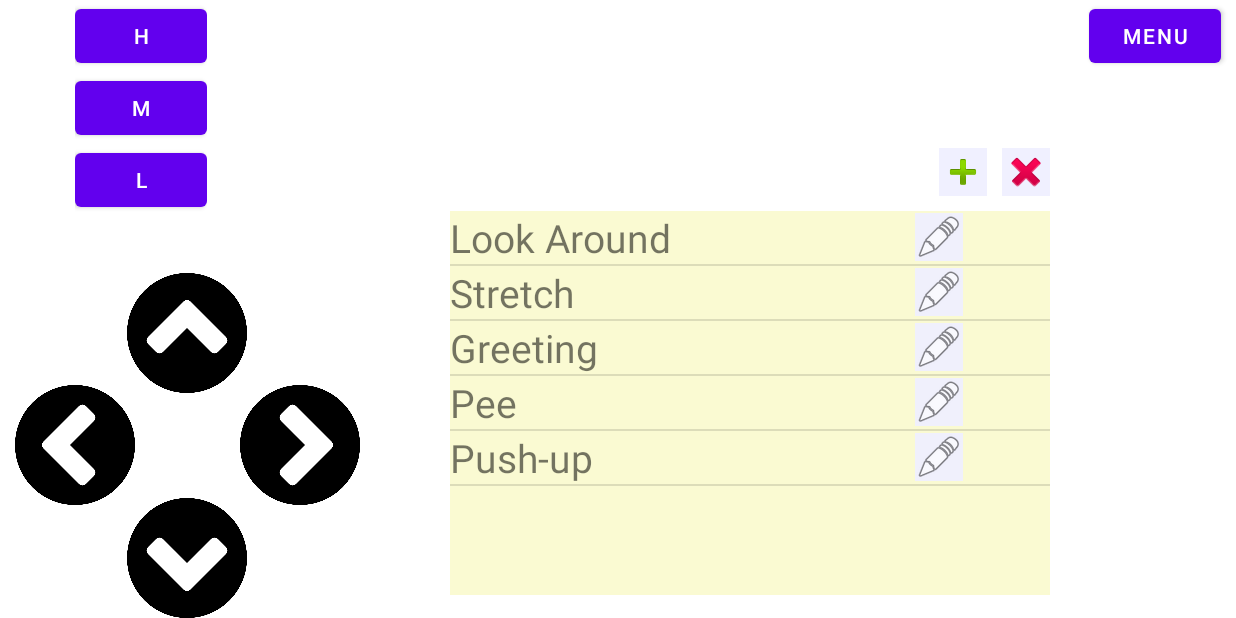
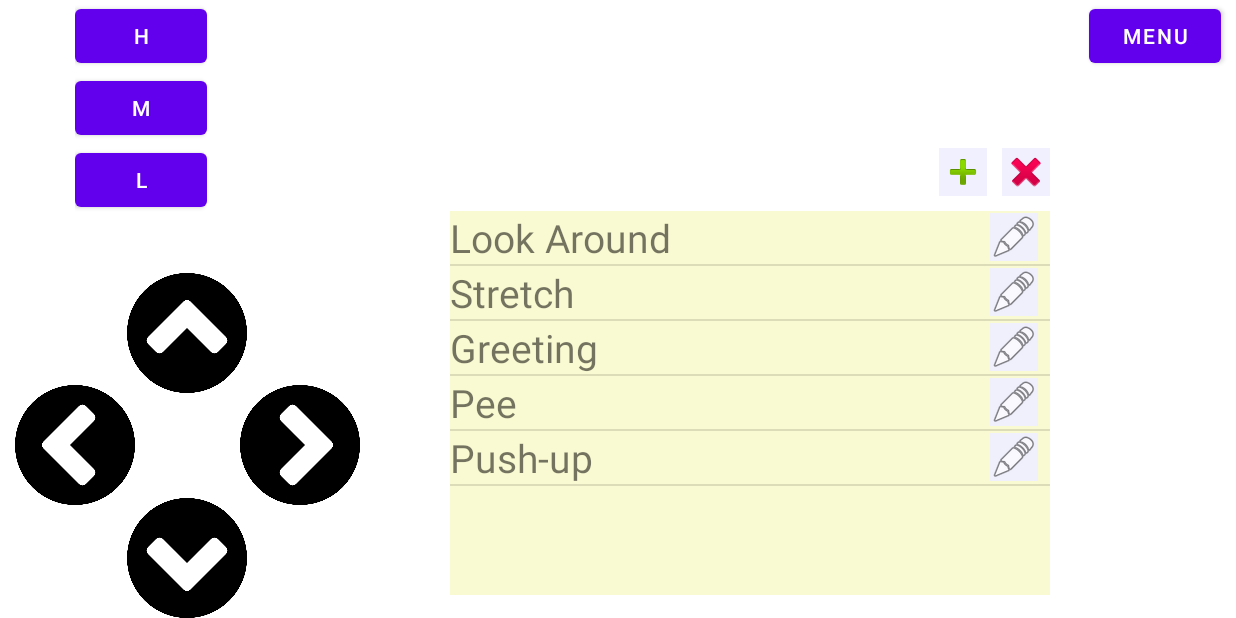
Before and after one commit to seagochen/PetoiControllerKotlin, an Android app: the screen it shows after launch (MainActivity), on a phone screen of 824 x 412 dp (held sideways). Run offline under Robolectric (Android 15) with nearby library versions, the phone set to English and light mode, and no system bars.

Commit message:
adjust the display style of motion list

```diff
--- a/app/src/main/res/layout/layout_main_motionlist.xml
+++ b/app/src/main/res/layout/layout_main_motionlist.xml
@@ -17,7 +17,7 @@
         android:layout_width="32dp"
         android:layout_height="32dp"
         android:layout_gravity="center"
-        android:layout_marginStart="10dp"
+        android:layout_marginStart="60dp"
         android:scaleType="fitXY"
         android:background="@color/little_gray"
         android:src="@android:drawable/ic_menu_edit"
```
